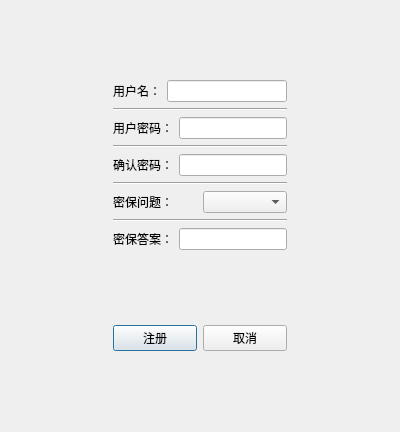
Before: the Qt Designer form Client_demo/DialogRegist.ui in grahamitdev/YunZhiBo, drawn with Qt 5.
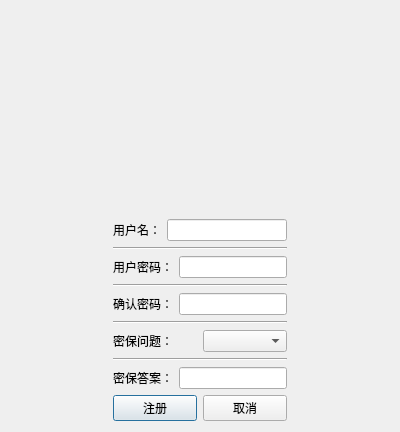
After: the same form once the commit is applied.

```diff
--- a/Client_demo/DialogRegist.ui
+++ b/Client_demo/DialogRegist.ui
@@ -25,6 +25,26 @@
   <property name="windowTitle">
    <string>注册新用户</string>
   </property>
+  <layout class="QVBoxLayout" name="verticalLayout_4">
+   <item>
+    <layout class="QVBoxLayout" name="verticalLayout_3">
+     <item>
+      <widget class="QLabel" name="label_6">
+       <property name="sizePolicy">
+        <sizepolicy hsizetype="Preferred" vsizetype="Preferred">
+         <horstretch>0</horstretch>
+         <verstretch>0</verstretch>
+        </sizepolicy>
+       </property>
+       <property name="text">
+        <string/>
+       </property>
+       <property name="alignment">
+        <set>Qt::AlignCenter</set>
+       </property>
+      </widget>
+     </item>
+     <item>
   <layout class="QHBoxLayout" name="horizontalLayout_7">
    <item>
     <spacer name="horizontalSpacer">
@@ -74,7 +94,11 @@
           </widget>
          </item>
          <item>
-          <widget class="QLineEdit" name="le_passwd"/>
+              <widget class="QLineEdit" name="le_passwd">
+               <property name="echoMode">
+                <enum>QLineEdit::Password</enum>
+               </property>
+              </widget>
          </item>
         </layout>
        </item>
@@ -95,7 +119,11 @@
           </widget>
          </item>
          <item>
-          <widget class="QLineEdit" name="le_passwdConfirm"/>
+              <widget class="QLineEdit" name="le_passwdConfirm">
+               <property name="echoMode">
+                <enum>QLineEdit::Password</enum>
+               </property>
+              </widget>
          </item>
         </layout>
        </item>
@@ -175,6 +203,10 @@
       </size>
      </property>
     </spacer>
+       </item>
+      </layout>
+     </item>
+    </layout>
    </item>
   </layout>
  </widget>
```
Lines whose indentation alone changed are shown as unchanged.
